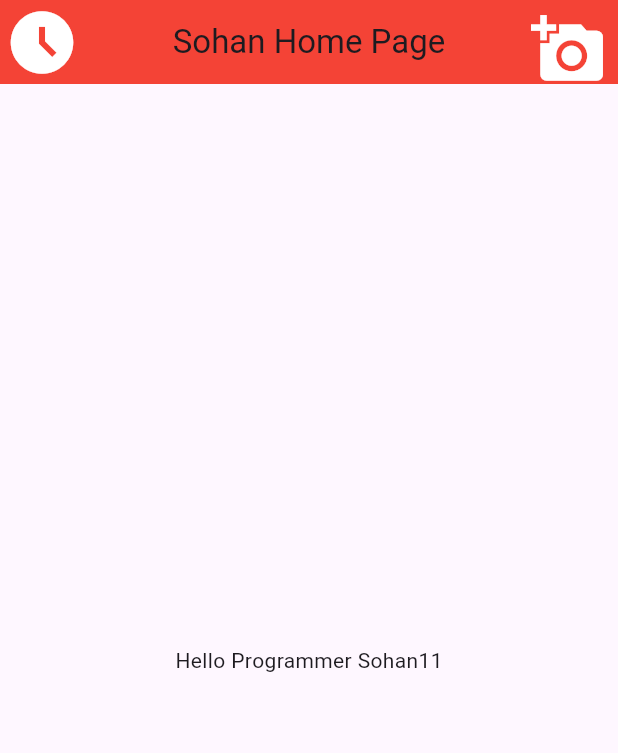
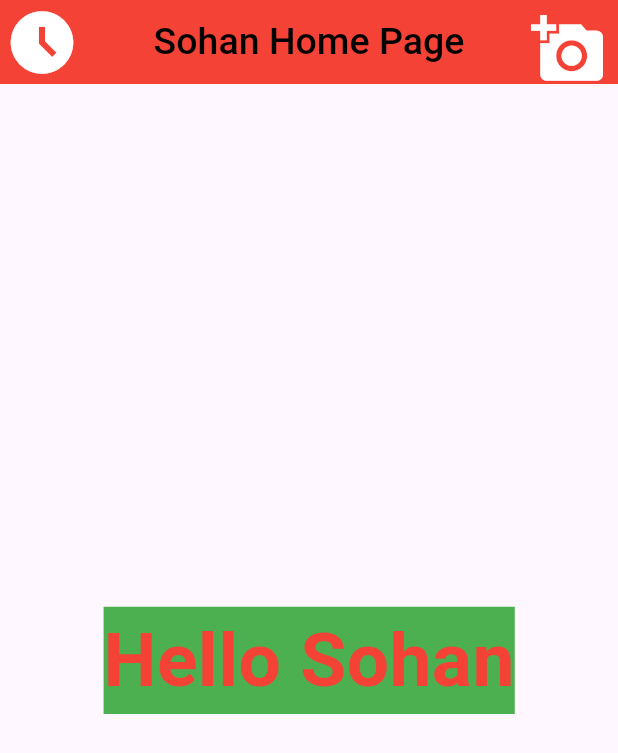
Before and after one commit to ProgrammerSohan/Mobile-App-With-Dart-Flutter, a Flutter app: the screen it shows after launch, on a phone screen of 412 x 824 dp. Shown: the top 753 px of the screen. Run offline on Flutter 3.47's test engine with Material 3 defaults, Android fonts, the phone set to English and light mode, and no system bars.

Commit message:
06-text widget & its styles widgets

```diff
--- a/lib/main.dart
+++ b/lib/main.dart
@@ -14,7 +14,14 @@ class MyApp extends StatelessWidget {
       home: Scaffold(
         appBar: AppBar(
           backgroundColor: Colors.red,
-          title: Text("Sohan Home Page"),
+          title: Text(
+            "Sohan Home Page",
+            style: TextStyle(
+              color: Colors.black,
+              fontSize: 25,
+              fontWeight: FontWeight.w500,
+            ),
+          ),
           centerTitle: true,
           leading: Icon(
             Icons.access_time_filled,
@@ -23,16 +30,22 @@ class MyApp extends StatelessWidget {
           ),
           actions: <Widget>[
             IconButton(
-                onPressed: () {},
-                icon: Icon(
-                    Icons.add_a_photo,
-                    color: Colors.white,
-                    size: 50,
-
-                ),),
+              onPressed: () {},
+              icon: Icon(Icons.add_a_photo, color: Colors.white, size: 50),
+            ),
           ],
         ),
-        body: Center(child: Text("Hello Programmer Sohan11")),
+        body: Center(
+          child: Text(
+            "Hello Sohan",
+            style: TextStyle(
+              fontSize: 50,
+              fontWeight: FontWeight.bold,
+              backgroundColor: Colors.green,
+              color: Colors.red,
+            ),
+          ),
+        ),
       ),
     );
   }
```
